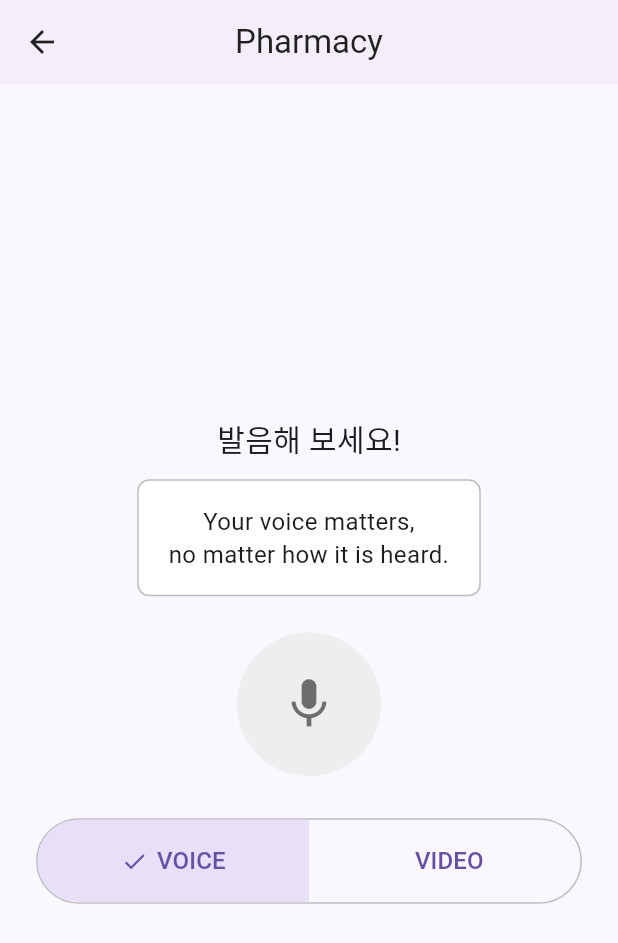
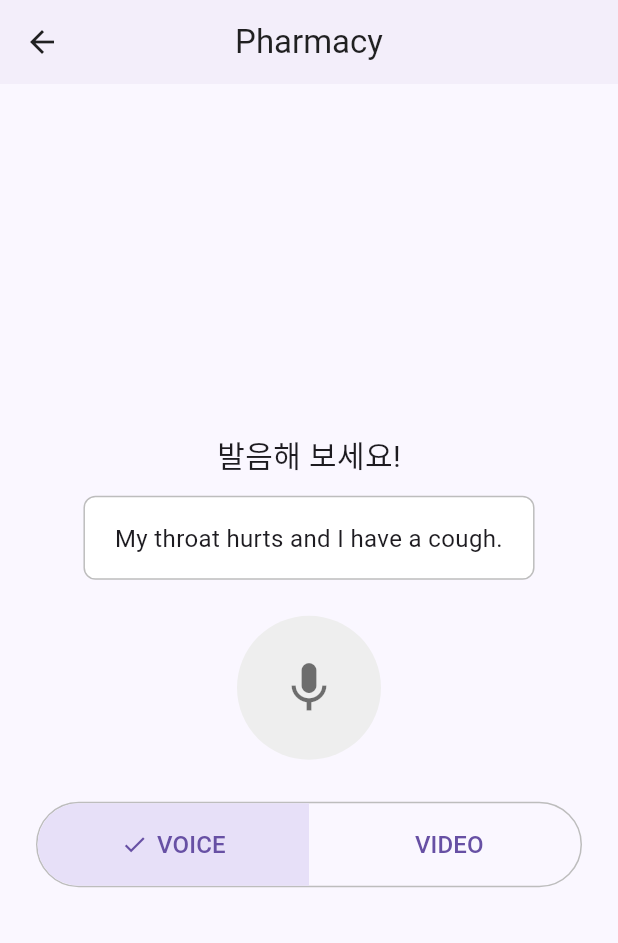
Before and after one commit to okochoxl/frontend, a Flutter app: the screen it shows after launch, after a tap on "Pharmacy", on a phone screen of 412 x 824 dp. Shown: the top 943 px of the screen. Run offline on Flutter 3.47's test engine with Material 3 defaults, Android fonts, the phone set to English and light mode, and no system bars; our stand-ins replace camera, speech_to_text.

Commit message:
Edit practice_screen

```diff
--- a/lib/screens/practice_screen.dart
+++ b/lib/screens/practice_screen.dart
@@ -26,24 +26,32 @@ class _PracticeScreenState extends State<PracticeScreen> {
   List<CameraDescription>? _cameras;
   XFile? _videoFile;
 
+  // 동적으로 상황별 문장 설정
+  late String _prompt;
 
-  static const String _prompt =
-      'Your voice matters,\nno matter how it is heard.';
+  final Map<String, String> promptMap = {
+    'Psychiatry': "I’ve been having trouble sleeping.",
+    'Medical Treatment': "My stomach really hurts.",
+    'Pharmacy': "My throat hurts and I have a cough.",
+    'Custom': "Your voice matters,\nno matter how it is heard.",
+  };
+
   @override
   void initState() {
     super.initState();
     _initSpeech();
     _initCameras();
+    _prompt =
+        promptMap[widget.category] ??
+        "Your voice matters,\nno matter how it is heard.";
   }
 
-  // 음성 인식 초기화
   Future<void> _initSpeech() async {
     _speech = stt.SpeechToText();
     _speechEnabled = await _speech.initialize();
     setState(() {});
   }
 
-  // 카메라 초기화
   Future<void> _initCameras() async {
     _cameras = await availableCameras();
     if (_cameras!.isNotEmpty) {
@@ -57,41 +65,42 @@ class _PracticeScreenState extends State<PracticeScreen> {
     }
   }
 
-  // 음성 녹음 시작/종료
-  void _startListening() => _speech.listen(onResult: (val) {
+  void _startListening() => _speech.listen(
+    onResult: (val) {
       setState(() => _lastWords = val.recognizedWords);
-  });
+    },
+  );
+
   void _stopListening() async {
     await _speech.stop();
     _goToResult(originalText: _prompt, userText: _lastWords);
   }
 
-  // 비디오 녹화 시작
   void _startVideoRecording() async {
-    if (_cameraController == null || !_cameraController!.value.isInitialized) return;
+    if (_cameraController == null || !_cameraController!.value.isInitialized)
+      return;
     if (!_cameraController!.value.isRecordingVideo) {
       await _cameraController!.startVideoRecording();
     }
   }
 
-  // 비디오 녹화 종료
   void _stopVideoRecording() async {
-    if (_cameraController == null || !_cameraController!.value.isRecordingVideo) return;
+    if (_cameraController == null || !_cameraController!.value.isRecordingVideo)
+      return;
     XFile file = await _cameraController!.stopVideoRecording();
     setState(() => _videoFile = file);
-    // 나중에 재생하거나 서버에 업로드할 파일 경로 file.path
     _goToResult(
       originalText: _prompt,
       userText: '[비디오 녹화 완료]\n파일 경로: ${file.path}',
     );
   }
 
-  // 결과 화면으로 이동
   void _goToResult({required String originalText, required String userText}) {
     Navigator.pushReplacement(
       context,
       MaterialPageRoute(
-        builder: (_) => ResultScreen(
+        builder:
+            (_) => ResultScreen(
               originalText: originalText,
               userText: userText,
               category: widget.category,
@@ -110,7 +119,7 @@ class _PracticeScreenState extends State<PracticeScreen> {
   Widget build(BuildContext context) {
     return Scaffold(
       appBar: AppBar(
-        title: Text(widget.category),           // ← 카테고리명
+        title: Text(widget.category),
         centerTitle: true,
         backgroundColor: const Color(0xFFFAF7FF),
         foregroundColor: Colors.black87,
@@ -129,34 +138,32 @@ class _PracticeScreenState extends State<PracticeScreen> {
               borderRadius: BorderRadius.circular(8),
               color: Colors.white,
             ),
-            child: const Text(
+            child: Text(
               _prompt,
               textAlign: TextAlign.center,
-                style: TextStyle(fontSize: 16,height: 1.4),
+              style: const TextStyle(fontSize: 16, height: 1.4),
             ),
           ),
-          // 마이크 / 카메라 버튼
           const SizedBox(height: 24),
           GestureDetector(
             onTapDown: (_) {
               if (isVoiceMode) {
                 _startListening();
               } else {
-      _startVideoRecording();  // (추후 구현할 비디오 녹화 시작 함수)
+                _startVideoRecording();
               }
             },
             onTapUp: (_) {
               if (isVoiceMode) {
                 _stopListening();
               } else {
-      _stopVideoRecording();   // (추후 구현할 비디오 녹화 종료 함수)
+                _stopVideoRecording();
               }
             },
             child: CircleAvatar(
               radius: 48,
               backgroundColor: Colors.grey.shade200,
               child: Icon(
-      // ← 아이콘을 모드에 따라 바꿉니다
                 isVoiceMode ? Icons.mic : Icons.videocam,
                 size: 40,
                 color: Colors.black54,
@@ -164,7 +171,6 @@ class _PracticeScreenState extends State<PracticeScreen> {
             ),
           ),
           const SizedBox(height: 28),
-          // Voice / Video 토글
           Container(
             margin: const EdgeInsets.symmetric(horizontal: 24),
             decoration: BoxDecoration(
@@ -177,7 +183,8 @@ class _PracticeScreenState extends State<PracticeScreen> {
                   child: TextButton(
                     style: TextButton.styleFrom(
                       padding: const EdgeInsets.symmetric(vertical: 16),
-                      backgroundColor: isVoiceMode ? const Color(0xFFE7E0F8) : null,
+                      backgroundColor:
+                          isVoiceMode ? const Color(0xFFE7E0F8) : null,
                       shape: const RoundedRectangleBorder(
                         borderRadius: BorderRadius.horizontal(
                           left: Radius.circular(30),
@@ -190,10 +197,7 @@ class _PracticeScreenState extends State<PracticeScreen> {
                       children: [
                         if (isVoiceMode) const Icon(Icons.check, size: 18),
                         const SizedBox(width: 6),
-                        const Text(
-                          'VOICE',
-                          style: TextStyle(fontSize: 16),
-                        ),
+                        const Text('VOICE', style: TextStyle(fontSize: 16)),
                       ],
                     ),
                   ),
@@ -202,7 +206,8 @@ class _PracticeScreenState extends State<PracticeScreen> {
                   child: TextButton(
                     style: TextButton.styleFrom(
                       padding: const EdgeInsets.symmetric(vertical: 16),
-                      backgroundColor: !isVoiceMode ? const Color(0xFFE7E0F8) : null,
+                      backgroundColor:
+                          !isVoiceMode ? const Color(0xFFE7E0F8) : null,
                       shape: const RoundedRectangleBorder(
                         borderRadius: BorderRadius.horizontal(
                           right: Radius.circular(30),
@@ -215,10 +220,7 @@ class _PracticeScreenState extends State<PracticeScreen> {
                       children: [
                         if (!isVoiceMode) const Icon(Icons.check, size: 18),
                         const SizedBox(width: 6),
-                        const Text(
-                          'VIDEO',
-                          style: TextStyle(fontSize: 16),
-                        ),
+                        const Text('VIDEO', style: TextStyle(fontSize: 16)),
                       ],
                     ),
                   ),
```
Lines whose indentation alone changed are shown as unchanged.
